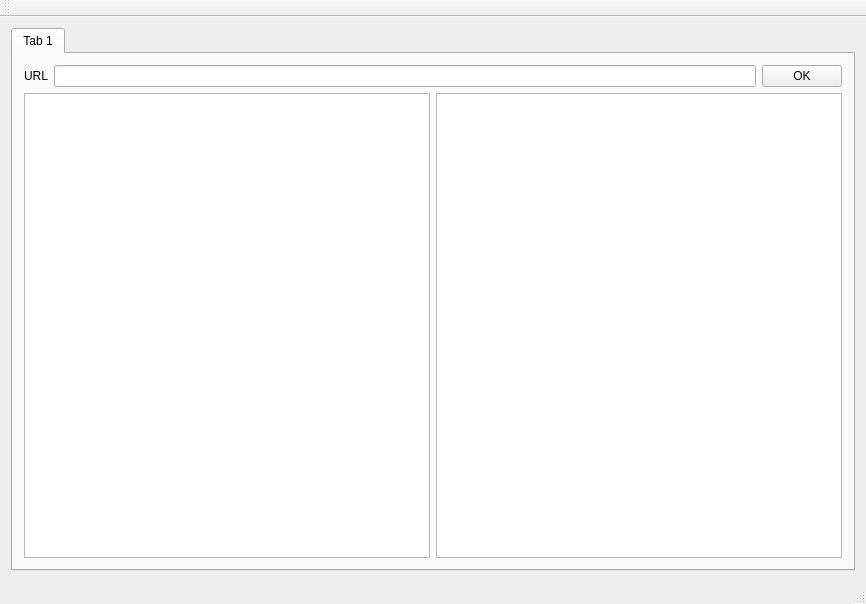
The window that mainwindow.ui (darkSasori/qelastic) describes before a commit, drawn with Qt 5.
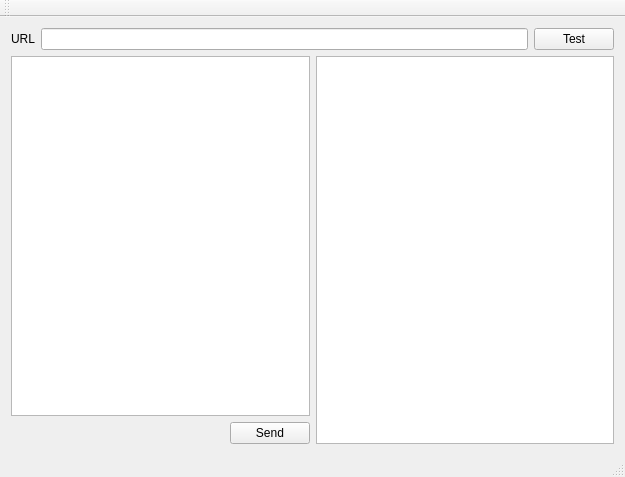
The same window after the commit.

```diff
--- a/mainwindow.ui
+++ b/mainwindow.ui
@@ -6,24 +6,14 @@
    <rect>
     <x>0</x>
     <y>0</y>
-    <width>866</width>
-    <height>604</height>
+    <width>625</width>
+    <height>477</height>
    </rect>
   </property>
   <property name="windowTitle">
    <string>MainWindow</string>
   </property>
   <widget class="QWidget" name="centralWidget">
-   <layout class="QVBoxLayout" name="verticalLayout">
-    <item>
-     <widget class="QTabWidget" name="tabWidget">
-      <property name="currentIndex">
-       <number>0</number>
-      </property>
-      <widget class="QWidget" name="tab">
-       <attribute name="title">
-        <string>Tab 1</string>
-       </attribute>
        <layout class="QVBoxLayout" name="verticalLayout_2">
         <item>
          <layout class="QHBoxLayout" name="horizontalLayout">
@@ -40,29 +30,56 @@
           <item>
            <widget class="QPushButton" name="btnConnect">
             <property name="text">
-             <string>OK</string>
+         <string>Test</string>
             </property>
            </widget>
           </item>
          </layout>
+    </item>
+    <item>
+     <layout class="QHBoxLayout" name="horizontalLayout_3">
+      <item>
+       <layout class="QVBoxLayout" name="verticalLayout">
+        <item>
+         <widget class="QPlainTextEdit" name="plainTextEdit"/>
         </item>
         <item>
          <layout class="QHBoxLayout" name="horizontalLayout_2">
           <item>
-           <widget class="QTextEdit" name="textEdit"/>
+           <spacer name="horizontalSpacer">
+            <property name="orientation">
+             <enum>Qt::Horizontal</enum>
+            </property>
+            <property name="sizeHint" stdset="0">
+             <size>
+              <width>40</width>
+              <height>20</height>
+             </size>
+            </property>
+           </spacer>
           </item>
           <item>
-           <widget class="QTreeView" name="treeView"/>
+           <widget class="QPushButton" name="pushSend">
+            <property name="text">
+             <string>Send</string>
+            </property>
+           </widget>
           </item>
          </layout>
         </item>
        </layout>
-      </widget>
-     </widget>
+      </item>
+      <item>
+       <widget class="QTreeView" name="treeResult"/>
+      </item>
+     </layout>
     </item>
    </layout>
   </widget>
   <widget class="QToolBar" name="mainToolBar">
+   <property name="enabled">
+    <bool>false</bool>
+   </property>
    <attribute name="toolBarArea">
     <enum>TopToolBarArea</enum>
    </attribute>
@@ -70,7 +87,11 @@
     <bool>false</bool>
    </attribute>
   </widget>
-  <widget class="QStatusBar" name="statusBar"/>
+  <widget class="QStatusBar" name="statusBar">
+   <property name="enabled">
+    <bool>false</bool>
+   </property>
+  </widget>
   <widget class="QMenuBar" name="menuBar">
    <property name="geometry">
     <rect>
```
Left out of the diff: 11 changed lines with no effect on the pictures. Lines whose indentation alone changed are shown as unchanged.
